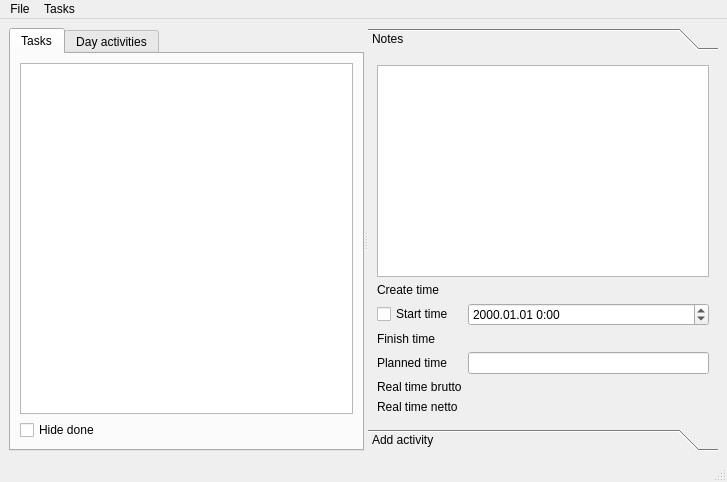
This is src/mainwindow.ui in ya-breeze/TM as Qt 5 draws it before an edit. The edited form follows.
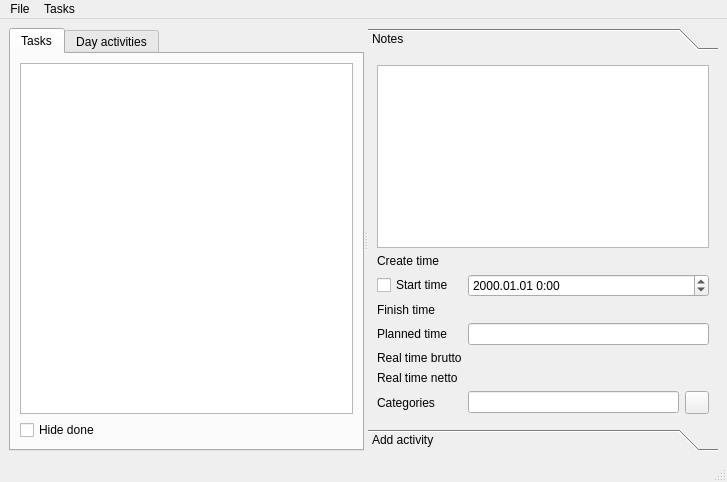
This is the edited form. The open tabs and pages were chosen to show the change.

What changed in the file:
```diff
--- a/src/mainwindow.ui
+++ b/src/mainwindow.ui
@@ -168,7 +168,7 @@
          <rect>
           <x>0</x>
           <y>0</y>
-          <width>368</width>
+          <width>376</width>
           <height>337</height>
          </rect>
         </property>
@@ -267,6 +267,23 @@
              </property>
             </widget>
            </item>
+           <item row="6" column="0">
+            <widget class="QLabel" name="label_13">
+             <property name="text">
+              <string>Categories</string>
+             </property>
+            </widget>
+           </item>
+           <item row="6" column="1">
+            <layout class="QHBoxLayout" name="horizontalLayout_4">
+             <item>
+              <widget class="QLineEdit" name="le_Categories"/>
+             </item>
+             <item>
+              <widget class="QToolButton" name="btnEditCategories"/>
+             </item>
+            </layout>
+           </item>
           </layout>
          </item>
         </layout>
```
Left out of the diff: 34 changed lines with no effect on the pictures.
